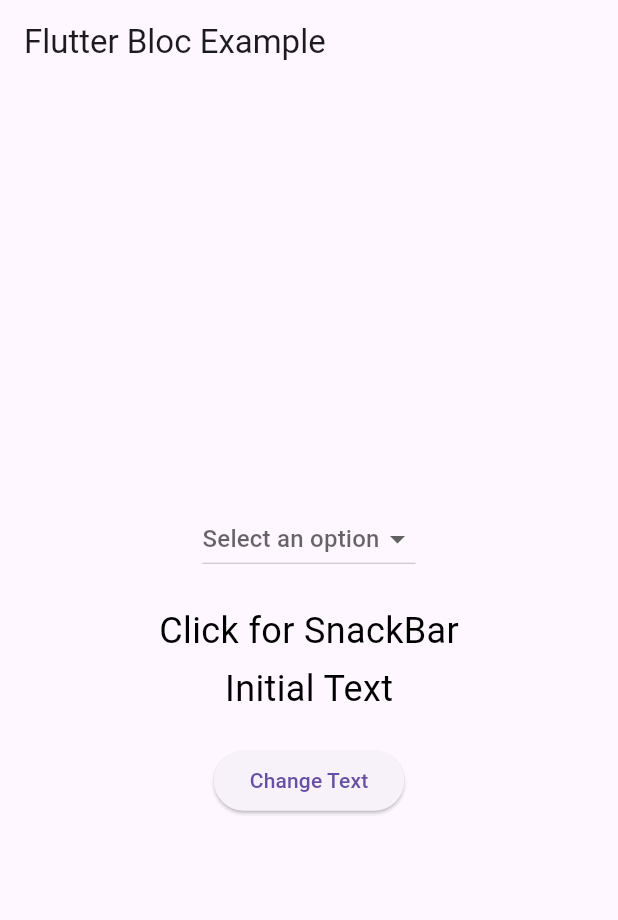
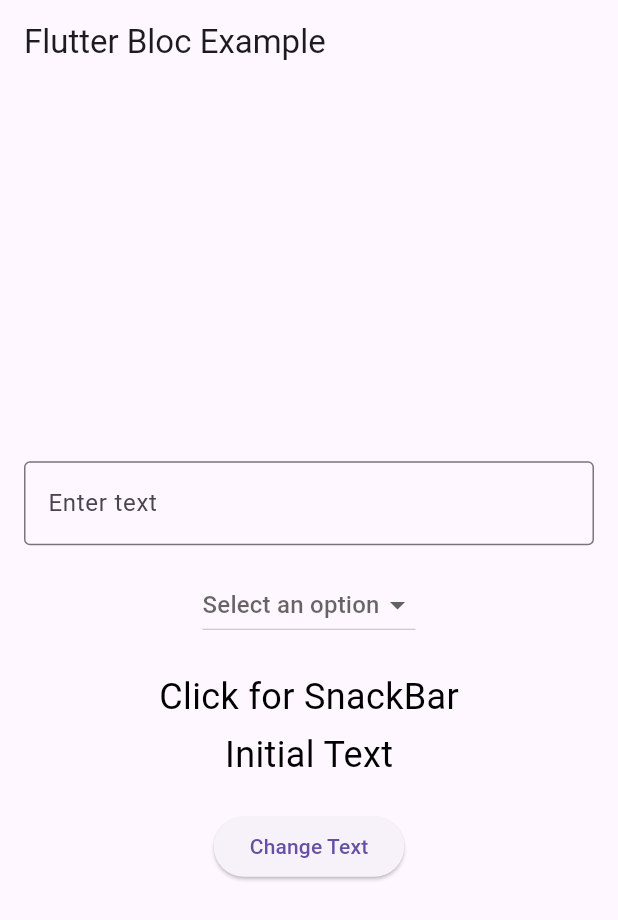
Before and after one commit to Nusrat-Jahan-Nira/bloc_text_change, a Flutter app: the screen it shows after launch, on a phone screen of 412 x 824 dp. Shown: the top 920 px of the screen. Run offline on Flutter 3.47's test engine with Material 3 defaults, Android fonts, the phone set to English and light mode, and no system bars; our stand-ins replace bloc, flutter_bloc.

Commit message:
input text using bloc

```diff
--- /dev/null
+++ b/lib/bloc/text_input_bloc.dart
@@ -0,0 +1,11 @@
+import 'package:bloc_text_change/bloc/text_input_event.dart';
+import 'package:bloc_text_change/bloc/textinput_state.dart';
+import 'package:flutter_bloc/flutter_bloc.dart';
+
+class TextInputBloc extends Bloc<TextInputEvent, TextInputState> {
+  TextInputBloc() : super(TextInputInitial('')) {
+    on<TextChanged>((event, emit) {
+      emit(TextInputInitial(event.newText));
+    });
+  }
+}
--- /dev/null
+++ b/lib/bloc/text_input_event.dart
@@ -0,0 +1,6 @@
+abstract class TextInputEvent {}
+
+class TextChanged extends TextInputEvent {
+  final String newText;
+  TextChanged(this.newText);
+}
--- a/lib/bloc/textinput_state.dart
+++ b/lib/bloc/textinput_state.dart
@@ -0,0 +1,6 @@
+abstract class TextInputState {}
+
+class TextInputInitial extends TextInputState {
+  final String text;
+  TextInputInitial(this.text);
+}
--- a/lib/main.dart
+++ b/lib/main.dart
@@ -5,6 +5,9 @@ import 'package:bloc_text_change/bloc/dropdown_bloc.dart';
 import 'package:bloc_text_change/bloc/dropdown_event.dart';
 import 'package:bloc_text_change/bloc/dropdown_state.dart';
 import 'package:bloc_text_change/bloc/option_string.dart';
+import 'package:bloc_text_change/bloc/text_input_bloc.dart';
+import 'package:bloc_text_change/bloc/text_input_event.dart';
+import 'package:bloc_text_change/bloc/textinput_state.dart';
 import 'package:flutter/material.dart';
 import 'package:flutter_bloc/flutter_bloc.dart';
 
@@ -22,6 +25,7 @@ class MyApp extends StatelessWidget {
         providers: [
           BlocProvider(create: (context) => DropdownBloc()),
           BlocProvider(create: (context) => TextBloc()),
+          BlocProvider(create: (context) => TextInputBloc()),
         ],
         child: const TextChangeScreen(),
       ),
@@ -34,8 +38,10 @@ class TextChangeScreen extends StatelessWidget {
 
   @override
   Widget build(BuildContext context) {
+    final textInputBloc = BlocProvider.of<TextInputBloc>(context);
     final textBloc = BlocProvider.of<TextBloc>(context);
     final dropdownBloc = BlocProvider.of<DropdownBloc>(context);
+
 
     return Scaffold(
       appBar: AppBar(title: const Text('Flutter Bloc Example')),
@@ -44,7 +50,35 @@ class TextChangeScreen extends StatelessWidget {
         Column(
           mainAxisAlignment: MainAxisAlignment.center,
           children: [
+        Padding(
+        padding: const EdgeInsets.all(16.0),
+        child: BlocBuilder<TextInputBloc, TextInputState>(
+          builder: (context, state) {
+            String text = '';
+            if (state is TextInputInitial) {
+              text = state.text;
+            }
 
+            return TextField(
+              onChanged: (newText) {
+                textInputBloc.add(TextChanged(newText));
+              },
+              decoration: const InputDecoration(
+                border: OutlineInputBorder(),
+                labelText: 'Enter text',
+              ),
+              controller: TextEditingController.fromValue(
+                TextEditingValue(
+                  text: text,
+                  selection: TextSelection.fromPosition(
+                    TextPosition(offset: text.length),
+                  ),
+                ),
+              ),
+            );
+          },
+        ),
+      ),
             // DropdownBloc
             BlocBuilder<DropdownBloc, DropdownState>(
               builder: (context, state) {
```
